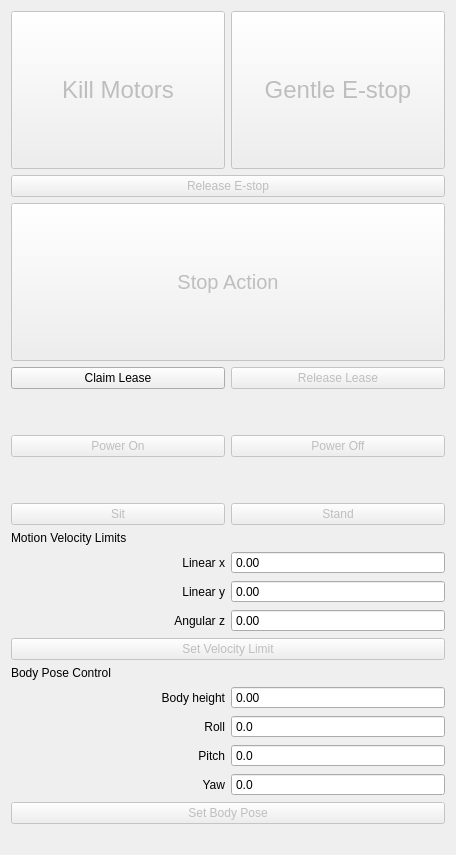
Above: spot_viz/resource/spot_control.ui from heuristicus/spot_ros before the change. Below: the same form after it.
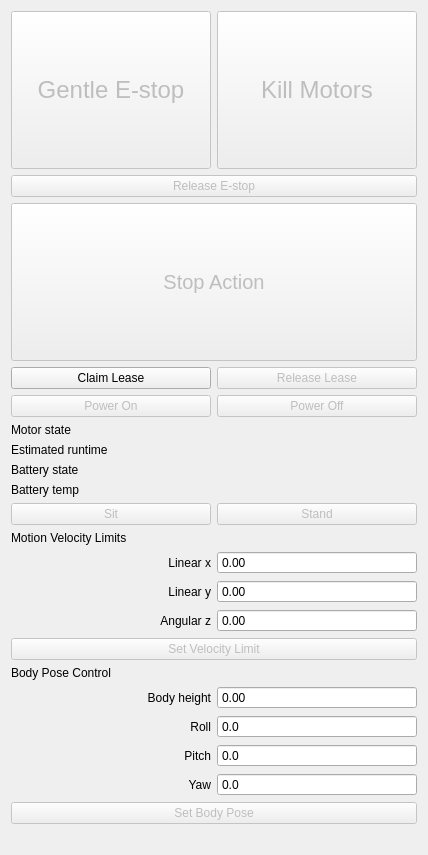
That is the form after the change.

Commit message: panel now looks at battery and power state and displays information

Diff of the .ui file:
```diff
--- a/spot_viz/resource/spot_control.ui
+++ b/spot_viz/resource/spot_control.ui
@@ -6,7 +6,7 @@
    <rect>
     <x>0</x>
     <y>0</y>
-    <width>456</width>
+    <width>428</width>
     <height>855</height>
    </rect>
   </property>
@@ -15,31 +15,9 @@
   </property>
   <layout class="QVBoxLayout" name="verticalLayout_2">
    <item>
+    <layout class="QVBoxLayout" name="estopLayout">
+     <item>
     <layout class="QHBoxLayout" name="horizontalLayout">
-     <item>
-      <widget class="QPushButton" name="hardStopButton">
-       <property name="enabled">
-        <bool>false</bool>
-       </property>
-       <property name="sizePolicy">
-        <sizepolicy hsizetype="Minimum" vsizetype="Expanding">
-         <horstretch>0</horstretch>
-         <verstretch>0</verstretch>
-        </sizepolicy>
-       </property>
-       <property name="font">
-        <font>
-         <pointsize>18</pointsize>
-        </font>
-       </property>
-       <property name="toolTip">
-        <string>Hard emergency stop, kills power to motors</string>
-       </property>
-       <property name="text">
-        <string>Kill Motors</string>
-       </property>
-      </widget>
-     </item>
      <item>
       <widget class="QPushButton" name="gentleStopButton">
        <property name="enabled">
@@ -70,6 +48,30 @@
        </property>
       </widget>
      </item>
+       <item>
+        <widget class="QPushButton" name="hardStopButton">
+         <property name="enabled">
+          <bool>false</bool>
+         </property>
+         <property name="sizePolicy">
+          <sizepolicy hsizetype="Minimum" vsizetype="Expanding">
+           <horstretch>0</horstretch>
+           <verstretch>0</verstretch>
+          </sizepolicy>
+         </property>
+         <property name="font">
+          <font>
+           <pointsize>18</pointsize>
+          </font>
+         </property>
+         <property name="toolTip">
+          <string>Hard emergency stop, kills power to motors</string>
+         </property>
+         <property name="text">
+          <string>Kill Motors</string>
+         </property>
+        </widget>
+       </item>
     </layout>
    </item>
    <item>
@@ -115,6 +117,8 @@
      </property>
     </widget>
    </item>
+    </layout>
+   </item>
    <item>
     <layout class="QVBoxLayout" name="verticalLayout">
      <item>
@@ -139,20 +143,9 @@
       </layout>
      </item>
      <item>
-      <spacer name="verticalSpacer">
-       <property name="orientation">
-        <enum>Qt::Vertical</enum>
-       </property>
-       <property name="sizeHint" stdset="0">
-        <size>
-         <width>20</width>
-         <height>40</height>
-        </size>
-       </property>
-      </spacer>
-     </item>
+      <layout class="QVBoxLayout" name="powerLayout">
      <item>
-      <layout class="QHBoxLayout" name="powerLayout">
+        <layout class="QHBoxLayout" name="powerButtonLayout">
        <item>
         <widget class="QPushButton" name="powerOnButton">
          <property name="enabled">
@@ -176,17 +169,34 @@
       </layout>
      </item>
      <item>
-      <spacer name="verticalSpacer_2">
-       <property name="orientation">
-        <enum>Qt::Vertical</enum>
-       </property>
-       <property name="sizeHint" stdset="0">
-        <size>
-         <width>20</width>
-         <height>40</height>
-        </size>
-       </property>
-      </spacer>
+        <widget class="QLabel" name="motorStateLabel">
+         <property name="text">
+          <string>Motor state</string>
+         </property>
+        </widget>
+       </item>
+       <item>
+        <widget class="QLabel" name="estimatedRuntimeLabel">
+         <property name="text">
+          <string>Estimated runtime</string>
+         </property>
+        </widget>
+       </item>
+       <item>
+        <widget class="QLabel" name="batteryStateLabel">
+         <property name="text">
+          <string>Battery state</string>
+         </property>
+        </widget>
+       </item>
+       <item>
+        <widget class="QLabel" name="batteryTempLabel">
+         <property name="text">
+          <string>Battery temp</string>
+         </property>
+        </widget>
+       </item>
+      </layout>
      </item>
      <item>
       <layout class="QHBoxLayout" name="sitStandLayout">
```
Lines whose indentation alone changed are shown as unchanged. The commit also changes 2 other files.
